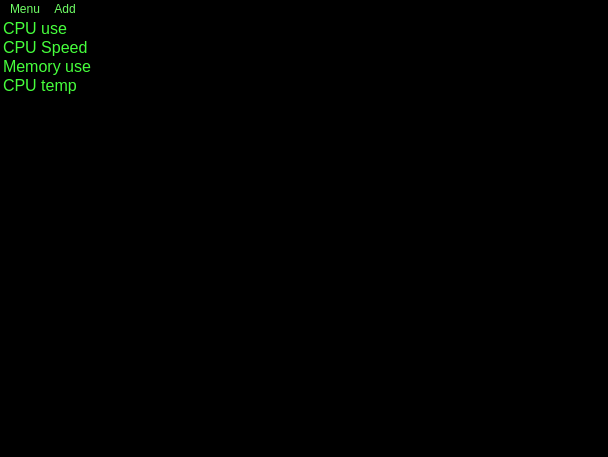
Qt form mainwindow.ui (calebickler/Capstone_Qt_Cpp_Program) before a commit.
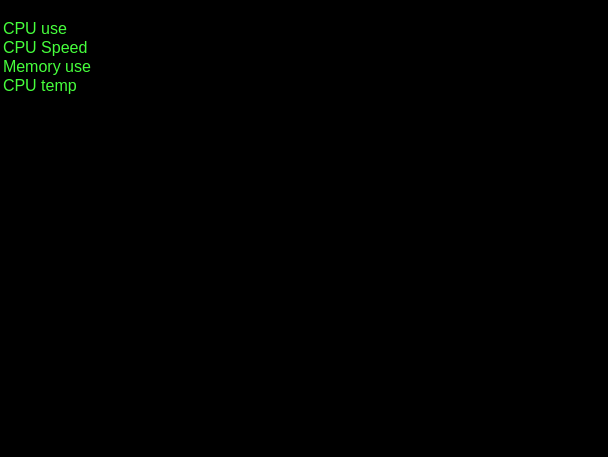
The same form after that commit.

Commit message: added display settings window

```diff
--- a/mainwindow.ui
+++ b/mainwindow.ui
@@ -88,7 +88,11 @@
     </rect>
    </property>
    <property name="styleSheet">
-    <string notr="true">backgroundcolor: black</string>
+    <string notr="true">color: rgb(0, 0, 0);
+alternate-background-color: rgb(200, 200, 200);
+border-color: rgb(55, 55, 55);
+background-color: rgb(0, 0, 0);
+selection-background-color: rgb(212, 212, 212);</string>
    </property>
    <widget class="QMenu" name="menuFile">
     <property name="title">
```
Left out of the diff: 24 changed lines with no effect on the pictures. The commit also changes 7 other files.
